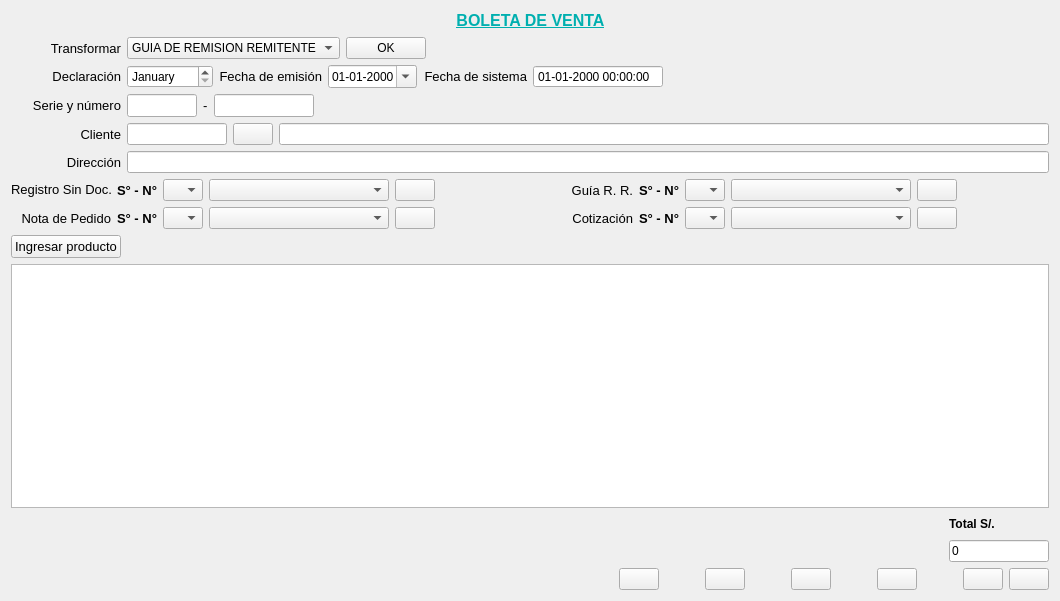
First picture: the form in Venta/ventaboleta.ui, repository radtek/manager, before the edit.
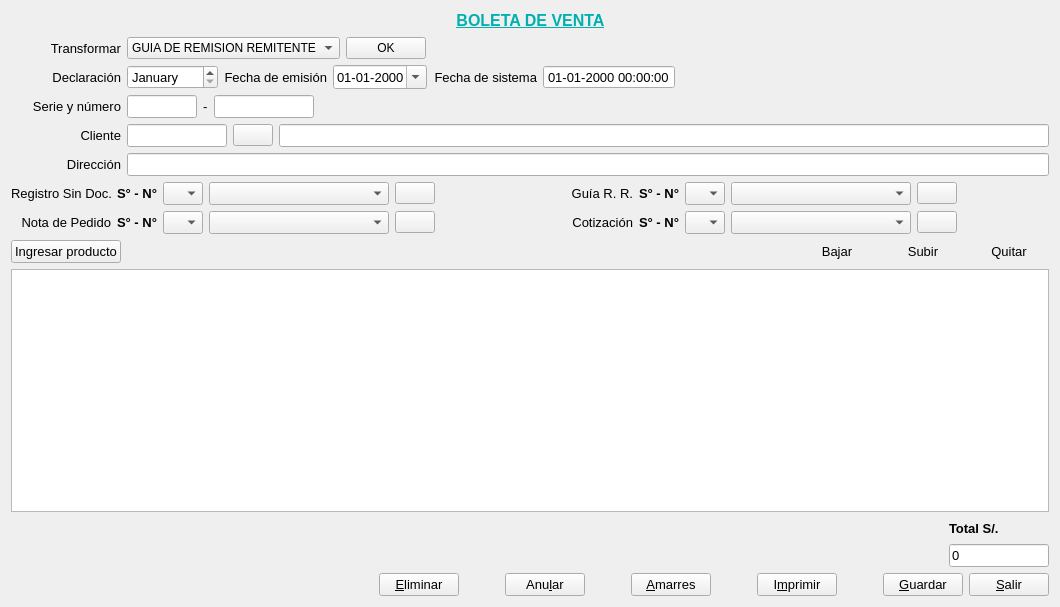
Second picture: the form after the edit. Icons and pictures are not drawn.

What changed in the file:
```diff
--- a/Venta/ventaboleta.ui
+++ b/Venta/ventaboleta.ui
@@ -7,7 +7,7 @@
     <x>0</x>
     <y>0</y>
     <width>1040</width>
-    <height>601</height>
+    <height>607</height>
    </rect>
   </property>
   <property name="windowTitle">
@@ -185,6 +185,11 @@
      </item>
      <item>
       <widget class="QDateEdit" name="dateEdit_declaracion">
+       <property name="font">
+        <font>
+         <pointsize>10</pointsize>
+        </font>
+       </property>
        <property name="displayFormat">
         <string>MMMM</string>
        </property>
@@ -213,6 +218,11 @@
      </item>
      <item>
       <widget class="QDateEdit" name="dateEdit_emision">
+       <property name="font">
+        <font>
+         <pointsize>10</pointsize>
+        </font>
+       </property>
        <property name="displayFormat">
         <string>dd-MM-yyyy</string>
        </property>
@@ -259,6 +269,11 @@
          <height>0</height>
         </size>
        </property>
+       <property name="font">
+        <font>
+         <pointsize>10</pointsize>
+        </font>
+       </property>
        <property name="readOnly">
         <bool>true</bool>
        </property>
@@ -421,6 +436,11 @@
          <height>16777215</height>
         </size>
        </property>
+       <property name="font">
+        <font>
+         <pointsize>10</pointsize>
+        </font>
+       </property>
        <property name="readOnly">
         <bool>false</bool>
        </property>
@@ -441,7 +461,13 @@
       </widget>
      </item>
      <item>
-      <widget class="QLineEdit" name="lineEdit_nombre"/>
+      <widget class="QLineEdit" name="lineEdit_nombre">
+       <property name="font">
+        <font>
+         <pointsize>10</pointsize>
+        </font>
+       </property>
+      </widget>
      </item>
     </layout>
    </item>
@@ -472,7 +498,13 @@
       </widget>
      </item>
      <item>
-      <widget class="QLineEdit" name="lineEdit_direccion"/>
+      <widget class="QLineEdit" name="lineEdit_direccion">
+       <property name="font">
+        <font>
+         <pointsize>10</pointsize>
+        </font>
+       </property>
+      </widget>
      </item>
     </layout>
    </item>
@@ -524,6 +556,11 @@
          <height>16777215</height>
         </size>
        </property>
+       <property name="font">
+        <font>
+         <pointsize>10</pointsize>
+        </font>
+       </property>
       </widget>
      </item>
      <item>
@@ -534,6 +571,11 @@
          <height>0</height>
         </size>
        </property>
+       <property name="font">
+        <font>
+         <pointsize>10</pointsize>
+        </font>
+       </property>
       </widget>
      </item>
      <item>
@@ -623,6 +665,11 @@
          <height>16777215</height>
         </size>
        </property>
+       <property name="font">
+        <font>
+         <pointsize>10</pointsize>
+        </font>
+       </property>
       </widget>
      </item>
      <item>
@@ -633,6 +680,11 @@
          <height>0</height>
         </size>
        </property>
+       <property name="font">
+        <font>
+         <pointsize>10</pointsize>
+        </font>
+       </property>
       </widget>
      </item>
      <item>
@@ -737,6 +789,11 @@
          <height>16777215</height>
         </size>
        </property>
+       <property name="font">
+        <font>
+         <pointsize>10</pointsize>
+        </font>
+       </property>
       </widget>
      </item>
      <item>
@@ -747,6 +804,11 @@
          <height>0</height>
         </size>
        </property>
+       <property name="font">
+        <font>
+         <pointsize>10</pointsize>
+        </font>
+       </property>
       </widget>
      </item>
      <item>
@@ -834,6 +896,11 @@
          <height>16777215</height>
         </size>
        </property>
+       <property name="font">
+        <font>
+         <pointsize>10</pointsize>
+        </font>
+       </property>
       </widget>
      </item>
      <item>
@@ -844,6 +911,11 @@
          <height>0</height>
         </size>
        </property>
+       <property name="font">
+        <font>
+         <pointsize>10</pointsize>
+        </font>
+       </property>
       </widget>
      </item>
      <item>
@@ -942,8 +1014,13 @@
      </item>
      <item>
       <widget class="QPushButton" name="pushButton_down">
+       <property name="font">
+        <font>
+         <pointsize>10</pointsize>
+        </font>
+       </property>
        <property name="text">
-        <string/>
+        <string>Bajar</string>
        </property>
        <property name="icon">
         <iconset resource="../ManagerSystem/Iconos.qrc">
@@ -956,8 +1033,13 @@
      </item>
      <item>
       <widget class="QPushButton" name="pushButton_up">
+       <property name="font">
+        <font>
+         <pointsize>10</pointsize>
+        </font>
+       </property>
        <property name="text">
-        <string/>
+        <string>Subir</string>
        </property>
        <property name="icon">
         <iconset resource="../ManagerSystem/Iconos.qrc">
@@ -970,8 +1052,13 @@
      </item>
      <item>
       <widget class="QPushButton" name="pushButton_borrar">
+       <property name="font">
+        <font>
+         <pointsize>10</pointsize>
+        </font>
+       </property>
        <property name="text">
-        <string/>
+        <string>Quitar</string>
        </property>
        <property name="icon">
         <iconset resource="../ManagerSystem/Iconos.qrc">
@@ -986,6 +1073,11 @@
    </item>
    <item>
     <widget class="QTableWidget" name="tableWidget">
+     <property name="font">
+      <font>
+       <pointsize>10</pointsize>
+      </font>
+     </property>
      <property name="autoFillBackground">
       <bool>false</bool>
      </property>
@@ -1070,6 +1162,7 @@
        </property>
        <property name="font">
         <font>
+         <pointsize>10</pointsize>
          <weight>75</weight>
          <bold>true</bold>
         </font>
@@ -1109,6 +1202,11 @@
          <height>16777215</height>
         </size>
        </property>
+       <property name="font">
+        <font>
+         <pointsize>10</pointsize>
+        </font>
+       </property>
        <property name="text">
         <string>0</string>
        </property>
@@ -1136,8 +1234,13 @@
      </item>
      <item>
       <widget class="QPushButton" name="pushButton_eliminar">
+       <property name="font">
+        <font>
+         <pointsize>10</pointsize>
+        </font>
+       </property>
        <property name="text">
-        <string/>
+        <string>&amp;Eliminar</string>
        </property>
        <property name="icon">
         <iconset resource="../ManagerSystem/Iconos.qrc">
@@ -1181,8 +1284,13 @@
          <height>16777215</height>
         </size>
        </property>
+       <property name="font">
+        <font>
+         <pointsize>10</pointsize>
+        </font>
+       </property>
        <property name="text">
-        <string/>
+        <string>Anu&amp;lar</string>
        </property>
        <property name="icon">
         <iconset resource="../ManagerSystem/Iconos.qrc">
@@ -1217,8 +1325,13 @@
      </item>
      <item>
       <widget class="QPushButton" name="pushButton_amarres">
+       <property name="font">
+        <font>
+         <pointsize>10</pointsize>
+        </font>
+       </property>
        <property name="text">
-        <string/>
+        <string>&amp;Amarres</string>
        </property>
        <property name="icon">
         <iconset resource="../ManagerSystem/Iconos.qrc">
@@ -1250,8 +1363,13 @@
      </item>
      <item>
       <widget class="QPushButton" name="pushButton_imprimir">
+       <property name="font">
+        <font>
+         <pointsize>10</pointsize>
+        </font>
+       </property>
        <property name="text">
-        <string/>
+        <string>I&amp;mprimir</string>
        </property>
        <property name="icon">
         <iconset resource="../ManagerSystem/Iconos.qrc">
@@ -1283,8 +1401,13 @@
      </item>
      <item>
       <widget class="QPushButton" name="pushButton_guardar">
+       <property name="font">
+        <font>
+         <pointsize>10</pointsize>
+        </font>
+       </property>
        <property name="text">
-        <string/>
+        <string>&amp;Guardar</string>
        </property>
        <property name="icon">
         <iconset resource="../ManagerSystem/Iconos.qrc">
@@ -1300,8 +1423,13 @@
      </item>
      <item>
       <widget class="QPushButton" name="pushButton_salir">
+       <property name="font">
+        <font>
+         <pointsize>10</pointsize>
+        </font>
+       </property>
        <property name="text">
-        <string/>
+        <string>&amp;Salir</string>
        </property>
        <property name="icon">
         <iconset resource="../ManagerSystem/Iconos.qrc">
```
Left out of the diff: 9 changed lines with no effect on the pictures.
